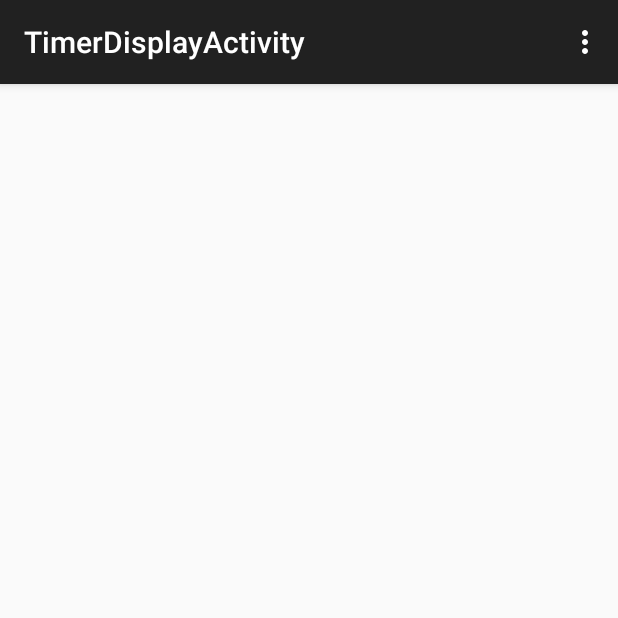
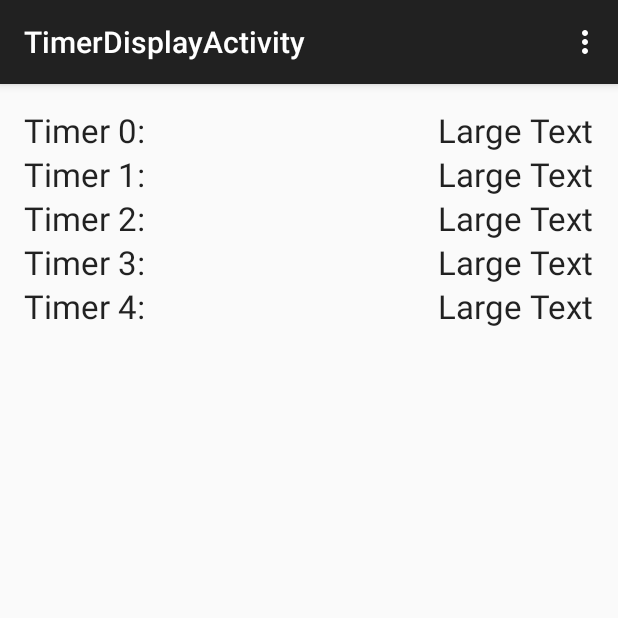
Before and after one commit to mdj20/TimeCat, an Android app: the TimerDisplayActivity screen opened directly, with no data from a screen before it, on a phone screen of 412 x 824 dp, the top half of it. Run offline under Robolectric (Android 15) with nearby library versions, the phone set to English and light mode, and no system bars; 1 statement that could not run was skipped.

Commit message:
This was supposed to be the initial commit

```diff
--- a/app/src/main/java/cs1530/timecat/ProfileSetupActivity.java
+++ b/app/src/main/java/cs1530/timecat/ProfileSetupActivity.java
@@ -6,6 +6,7 @@ import android.os.Bundle;
 import android.view.Menu;
 import android.view.MenuItem;
 import android.view.View;
+import android.widget.EditText;
 
 import java.util.ArrayList;
 
@@ -18,13 +19,13 @@ public class ProfileSetupActivity extends ActionBarActivity {
     @Override
     protected void onCreate(Bundle savedInstanceState) {
         super.onCreate(savedInstanceState);
-        setContentView(cs1530.timecat.R.layout.activity_profile_setup);
+        setContentView(R.layout.activity_profile_setup);
     }
 
     @Override
     public boolean onCreateOptionsMenu(Menu menu) {
         // Inflate the menu; this adds items to the action bar if it is present.
-        getMenuInflater().inflate(cs1530.timecat.R.menu.menu_profile_setup, menu);
+        getMenuInflater().inflate(R.menu.menu_profile_setup, menu);
         return true;
     }
 
@@ -36,7 +37,7 @@ public class ProfileSetupActivity extends ActionBarActivity {
         int id = item.getItemId();
 
         //noinspection SimplifiableIfStatement
-        if (id == cs1530.timecat.R.id.action_settings) {
+        if (id == R.id.action_settings) {
             return true;
         }
 
@@ -48,23 +49,29 @@ public class ProfileSetupActivity extends ActionBarActivity {
     // must hava a value in all integer fields
     public void setValues(View view) {
 
+        ArrayList<EditText> timeInputViews = new ArrayList<EditText>();
+
+
 
         // editTexts from layouts
-        View val0 = findViewById(cs1530.timecat.R.id.time_input_0);
-        View val1 = findViewById(cs1530.timecat.R.id.time_input_1);
-        View val2 = findViewById(cs1530.timecat.R.id.time_input_2);
-        View val3 = findViewById(cs1530.timecat.R.id.time_input_2);
-        View val4 = findViewById(cs1530.timecat.R.id.time_input_4);
+        timeInputViews.add( (EditText) findViewById(R.id.time_input_0));
+        timeInputViews.add( (EditText) findViewById(R.id.time_input_1));
+        timeInputViews.add( (EditText) findViewById(R.id.time_input_2));
+        timeInputViews.add( (EditText) findViewById(R.id.time_input_2));
+        timeInputViews.add( (EditText) findViewById(R.id.time_input_4));
+
+
+        // null value check ; will only exicute below code if timeInputViews doesnt contain and nulls
+        if (containsNullValue(timeInputViews)==false) {
 
             // arraylist for integer values
             ArrayList<Integer> timeValueArrayList = new ArrayList<Integer>();
 
-        //add Integers to arraylists
-        timeValueArrayList.add( new Integer(val0.toString()));
-        timeValueArrayList.add( new Integer(val1.toString()));
-        timeValueArrayList.add( new Integer(val2.toString()));
-        timeValueArrayList.add( new Integer(val3.toString()));
-        timeValueArrayList.add( new Integer(val4.toString()));
+
+
+            for (EditText et : timeInputViews) {
+                timeValueArrayList.add(new Integer( et.getText().toString()));
+            }
 
             // create new Intent to start time display activity connects this to next
             Intent timerIntent = new Intent(this, TimerDisplayActivity.class);
@@ -74,8 +81,24 @@ public class ProfileSetupActivity extends ActionBarActivity {
 
             // start Start activity
             startActivity(timerIntent);
+        }
+
+    }
+
+    //returns true if and editText is blank contains
+    private boolean containsNullValue(ArrayList<EditText> editTextList ){
+
+        boolean result = false;
+
+        for(EditText et : editTextList){
+
+
+            result = et.getText().toString().equals("") || result;
 
 
         }
 
+        return result;
     }
+
+}
--- a/app/src/main/java/cs1530/timecat/TimerDisplayActivity.java
+++ b/app/src/main/java/cs1530/timecat/TimerDisplayActivity.java
@@ -5,6 +5,8 @@ import android.support.v7.app.ActionBarActivity;
 import android.os.Bundle;
 import android.view.Menu;
 import android.view.MenuItem;
+import android.view.View;
+import android.widget.TextView;
 
 import java.util.ArrayList;
 
@@ -12,30 +14,55 @@ import java.util.ArrayList;
 public class TimerDisplayActivity extends ActionBarActivity {
 
 
+    // this string is required, used as the key identifier for the time values when passing to
     private static final String timeValuesID = "timeValues";
 
+
+    // boiler plate code
     @Override
     protected void onCreate(Bundle savedInstanceState) {
         super.onCreate(savedInstanceState);
-        setContentView(cs1530.timecat.R.layout.activity_timer_display);
+        setContentView(R.layout.activity_timer_display);
 
+
+        // new code below
         Intent intent = getIntent();
 
-
+        // get AarrayList of Integers
         ArrayList<Integer> timeValueArray = intent.getIntegerArrayListExtra(timeValuesID);
 
+        // create ArrayList for Views
+        ArrayList<TextView> timeOutViews = new ArrayList<TextView>();
+
+        // add views to ArrayList, views need to be cast as TextView
+        timeOutViews.add((TextView) findViewById(R.id.time_out0));
+        timeOutViews.add((TextView) findViewById(R.id.time_out1));
+        timeOutViews.add((TextView) findViewById(R.id.time_out2));
+        timeOutViews.add((TextView) findViewById(R.id.time_out3));
+        timeOutViews.add((TextView) findViewById(R.id.time_out4));
 
 
-
+        // method call for text update
+        for(int i = 0 ; i < 5 ; i++){
+            updateTime(timeOutViews.get(i),timeValueArray.get(i));
+        }
 
 
 
     }
 
+    //  Changes the text of tv to the value of i
+    private void updateTime(TextView tv, Integer i){
+
+        tv.setText(i.toString());
+
+    }
+
+
     @Override
     public boolean onCreateOptionsMenu(Menu menu) {
         // Inflate the menu; this adds items to the action bar if it is present.
-        getMenuInflater().inflate(cs1530.timecat.R.menu.menu_timer_display, menu);
+        getMenuInflater().inflate(R.menu.menu_timer_display, menu);
         return true;
     }
 
@@ -47,7 +74,7 @@ public class TimerDisplayActivity extends ActionBarActivity {
         int id = item.getItemId();
 
         //noinspection SimplifiableIfStatement
-        if (id == cs1530.timecat.R.id.action_settings) {
+        if (id == R.id.action_settings) {
             return true;
         }
 
--- a/app/src/main/res/layout/activity_timer_display.xml
+++ b/app/src/main/res/layout/activity_timer_display.xml
@@ -1,15 +1,100 @@
-<LinearLayout xmlns:android="http://schemas.android.com/apk/res/android"
+<RelativeLayout xmlns:android="http://schemas.android.com/apk/res/android"
     xmlns:tools="http://schemas.android.com/tools" android:layout_width="match_parent"
     android:layout_height="match_parent" android:paddingLeft="@dimen/activity_horizontal_margin"
     android:paddingRight="@dimen/activity_horizontal_margin"
     android:paddingTop="@dimen/activity_vertical_margin"
     android:paddingBottom="@dimen/activity_vertical_margin"
-    tools:context="cs1530.timecat.TimerDisplayActivity"
+    tools:context="com.example.matthew.ophthalmologyapplication.TimerDisplayActivity"
     android:weightSum="1">
 
 
+    <TextView
+        android:layout_width="wrap_content"
+        android:layout_height="wrap_content"
+        android:textAppearance="?android:attr/textAppearanceLarge"
+        android:text="Timer 0:"
+        android:id="@+id/textView"
+        android:layout_alignParentTop="true"
+        android:layout_alignParentStart="true" />
 
+    <TextView
+        android:layout_width="wrap_content"
+        android:layout_height="wrap_content"
+        android:textAppearance="?android:attr/textAppearanceLarge"
+        android:text="Timer 1:"
+        android:id="@+id/textView2"
+        android:layout_below="@+id/textView"
+        android:layout_alignParentStart="true" />
 
+    <TextView
+        android:layout_width="wrap_content"
+        android:layout_height="wrap_content"
+        android:textAppearance="?android:attr/textAppearanceLarge"
+        android:text="Timer 2:"
+        android:id="@+id/textView3"
+        android:layout_below="@+id/textView2"
+        android:layout_alignParentStart="true" />
 
+    <TextView
+        android:layout_width="wrap_content"
+        android:layout_height="wrap_content"
+        android:textAppearance="?android:attr/textAppearanceLarge"
+        android:text="Timer 3:"
+        android:id="@+id/textView4"
+        android:layout_below="@+id/textView3"
+        android:layout_alignParentStart="true" />
 
-</LinearLayout>
+    <TextView
+        android:layout_width="wrap_content"
+        android:layout_height="wrap_content"
+        android:textAppearance="?android:attr/textAppearanceLarge"
+        android:text="Timer 4:"
+        android:id="@+id/textView5"
+        android:layout_below="@+id/textView4"
+        android:layout_alignParentStart="true" />
+
+    <TextView
+        android:layout_width="wrap_content"
+        android:layout_height="wrap_content"
+        android:textAppearance="?android:attr/textAppearanceLarge"
+        android:text="Large Text"
+        android:id="@+id/time_out0"
+        android:layout_alignTop="@+id/textView"
+        android:layout_alignParentEnd="true" />
+
+    <TextView
+        android:layout_width="wrap_content"
+        android:layout_height="wrap_content"
+        android:textAppearance="?android:attr/textAppearanceLarge"
+        android:text="Large Text"
+        android:id="@+id/time_out1"
+        android:layout_below="@+id/time_out0"
+        android:layout_alignStart="@+id/time_out0" />
+
+    <TextView
+        android:layout_width="wrap_content"
+        android:layout_height="wrap_content"
+        android:textAppearance="?android:attr/textAppearanceLarge"
+        android:text="Large Text"
+        android:id="@+id/time_out2"
+        android:layout_below="@+id/time_out1"
+        android:layout_alignEnd="@+id/time_out1" />
+
+    <TextView
+        android:layout_width="wrap_content"
+        android:layout_height="wrap_content"
+        android:textAppearance="?android:attr/textAppearanceLarge"
+        android:text="Large Text"
+        android:id="@+id/time_out3"
+        android:layout_above="@+id/textView5"
+        android:layout_alignStart="@+id/time_out2" />
+
+    <TextView
+        android:layout_width="wrap_content"
+        android:layout_height="wrap_content"
+        android:textAppearance="?android:attr/textAppearanceLarge"
+        android:text="Large Text"
+        android:id="@+id/time_out4"
+        android:layout_alignTop="@+id/textView5"
+        android:layout_alignParentEnd="true" />
+</RelativeLayout>
```
Also changed, not shown: 1 other file. Lines whose indentation alone changed are shown as unchanged.
